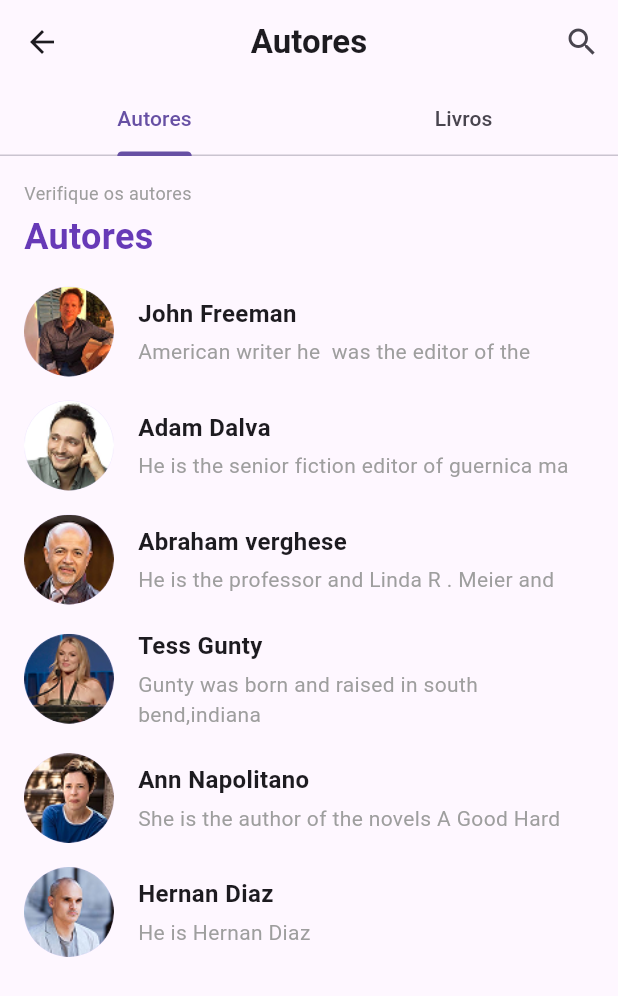
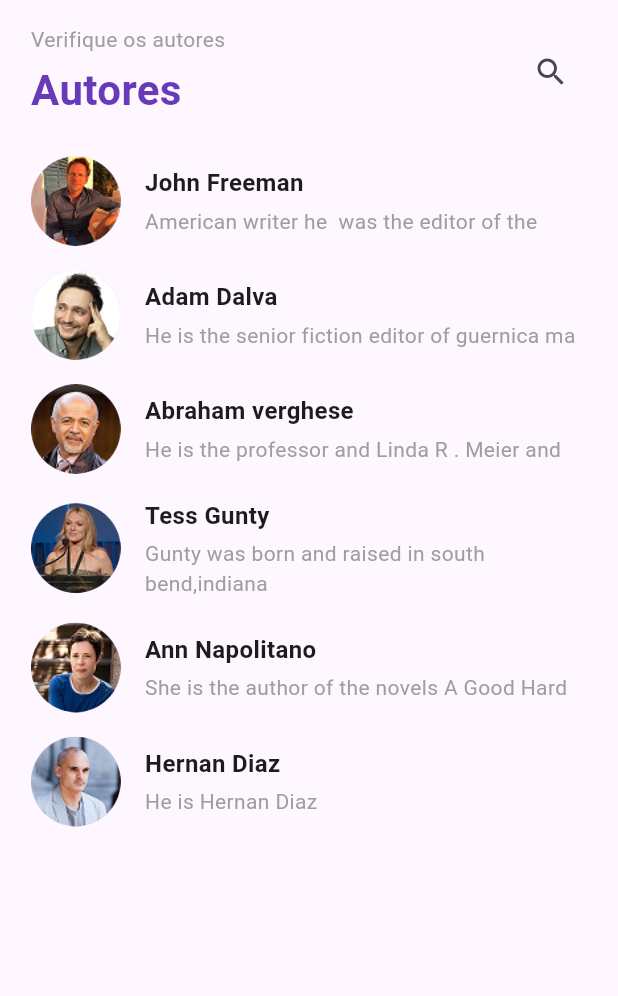
Before and after one commit to soaressc/BRADEMO_bazar_projeto, a Flutter app: the AuthorsListScreen widget shown alone on an empty page, opened directly, on a phone screen of 412 x 824 dp. Shown: the top 996 px of the screen. Run offline on Flutter 3.47's test engine with Material 3 defaults, Android fonts, the phone set to English and light mode, and no system bars; our stand-ins replace smooth_page_indicator.

Commit message:
Ajustes na navegação da tela dos autores

```diff
--- a/lib/screens/authors_list_screen.dart
+++ b/lib/screens/authors_list_screen.dart
@@ -84,122 +84,104 @@ class _AuthorsListScreenState extends State<AuthorsListScreen>
 
   List<Author> get filteredAuthors {
     if (_searchText.isEmpty) return authors;
-    return authors
-        .where(
-          (author) =>
-              author.name.toLowerCase().contains(_searchText.toLowerCase()) ||
-              author.description.toLowerCase().contains(
-                _searchText.toLowerCase(),
-              ),
-        )
-        .toList();
+    return authors.where((author) {
+      final lc = _searchText.toLowerCase();
+      return author.name.toLowerCase().contains(lc) ||
+          author.description.toLowerCase().contains(lc);
+    }).toList();
   }
 
   @override
   Widget build(BuildContext context) {
-    return Scaffold(
-      appBar: AppBar(
-        centerTitle: true,
-        title:
-            _isSearching
-                ? Padding(
-                  padding: const EdgeInsets.only(right: 8.0),
-                  child: TextField(
-                    controller: _searchController,
-                    autofocus: true,
-                    decoration: const InputDecoration(
-                      hintText: 'Pesquisar autores...',
-                      border: InputBorder.none,
-                    ),
-                    onChanged: (value) {
-                      setState(() {
-                        _searchText = value;
-                      });
-                    },
-                  ),
-                )
-                : const Text(
-                  'Autores',
-                  style: TextStyle(fontWeight: FontWeight.bold),
-                ),
-        leading: IconButton(
-          icon: const Icon(Icons.arrow_back),
-          onPressed: () {
-            if (_isSearching) {
-              setState(() {
-                _isSearching = false;
-                _searchText = '';
-                _searchController.clear();
-              });
-            } else {
-              Navigator.pop(context);
-            }
-          },
-        ),
-        actions: [
-          if (_isSearching)
-            IconButton(
-              icon: const Icon(Icons.close),
-              onPressed: () {
-                setState(() {
-                  _isSearching = false;
-                  _searchText = '';
-                  _searchController.clear();
-                });
-              },
-            )
-          else
-            IconButton(
-              icon: const Icon(Icons.search),
-              onPressed: () {
-                setState(() {
-                  _isSearching = true;
-                });
-              },
-            ),
-        ],
-        bottom: TabBar(
-          controller: _tabController,
-          tabs: const [Tab(text: 'Autores'), Tab(text: 'Livros')],
-        ),
-      ),
-      body: Column(
+    final width = MediaQuery.of(context).size.width;
+
+    return Column(
       crossAxisAlignment: CrossAxisAlignment.start,
       children: [
-          const Padding(
-            padding: EdgeInsets.fromLTRB(16, 16, 16, 8),
+        Padding(
+          padding: EdgeInsets.symmetric(
+            horizontal: width * 0.05,
+            vertical: 16,
+          ),
+          child: Row(
+            children: [
+              Expanded(
                 child: Column(
                   crossAxisAlignment: CrossAxisAlignment.start,
-              children: [
+                  children: const [
                     Text(
                       'Verifique os autores',
-                  style: TextStyle(color: Colors.grey, fontSize: 12),
+                      style: TextStyle(
+                        color: Colors.grey,
+                        fontSize: 14,
+                      ),
                     ),
                     SizedBox(height: 4),
                     Text(
                       'Autores',
                       style: TextStyle(
                         color: Colors.deepPurple,
-                    fontSize: 24,
+                        fontSize: 28,
                         fontWeight: FontWeight.bold,
                       ),
                     ),
                   ],
                 ),
               ),
+
+              IconButton(
+                icon: Icon(_isSearching ? Icons.close : Icons.search),
+                onPressed: () {
+                  setState(() {
+                    if (_isSearching) {
+                      _searchText = '';
+                      _searchController.clear();
+                    }
+                    _isSearching = !_isSearching;
+                  });
+                },
+              ),
+            ],
+          ),
+        ),
+
+        if (_isSearching)
+          Padding(
+            padding: EdgeInsets.symmetric(
+              horizontal: width * 0.05,
+              vertical: 8,
+            ),
+            child: TextField(
+              controller: _searchController,
+              autofocus: true,
+              decoration: InputDecoration(
+                hintText: 'Pesquisar autores…',
+                border: OutlineInputBorder(
+                  borderRadius: BorderRadius.circular(8),
+                ),
+                suffixIcon: IconButton(
+                  icon: const Icon(Icons.clear),
+                  onPressed: () {
+                    setState(() {
+                      _searchText = '';
+                      _searchController.clear();
+                    });
+                  },
+                ),
+              ),
+              onChanged: (v) => setState(() => _searchText = v),
+            ),
+          ),
+
         Expanded(
-            child: TabBarView(
-              controller: _tabController,
-              children: [
-                ListView.builder(
+          child: Padding(
+            padding: EdgeInsets.symmetric(horizontal: width * 0.05),
+            child: ListView.builder(
               itemCount: filteredAuthors.length,
-                  itemBuilder: (context, index) {
-                    final author = filteredAuthors[index];
+              itemBuilder: (ctx, i) {
+                final author = filteredAuthors[i];
                 return Padding(
-                      padding: const EdgeInsets.symmetric(
-                        vertical: 8.0,
-                        horizontal: 16.0,
-                      ),
+                  padding: const EdgeInsets.symmetric(vertical: 8),
                   child: Row(
                     children: [
                       CircleAvatar(
@@ -234,12 +216,9 @@ class _AuthorsListScreenState extends State<AuthorsListScreen>
                 );
               },
             ),
-                // const Center(child: Text('Livros content will go here')),
-              ],
           ),
         ),
       ],
-      ),
     );
   }
 }
```
Lines whose indentation alone changed are shown as unchanged.
